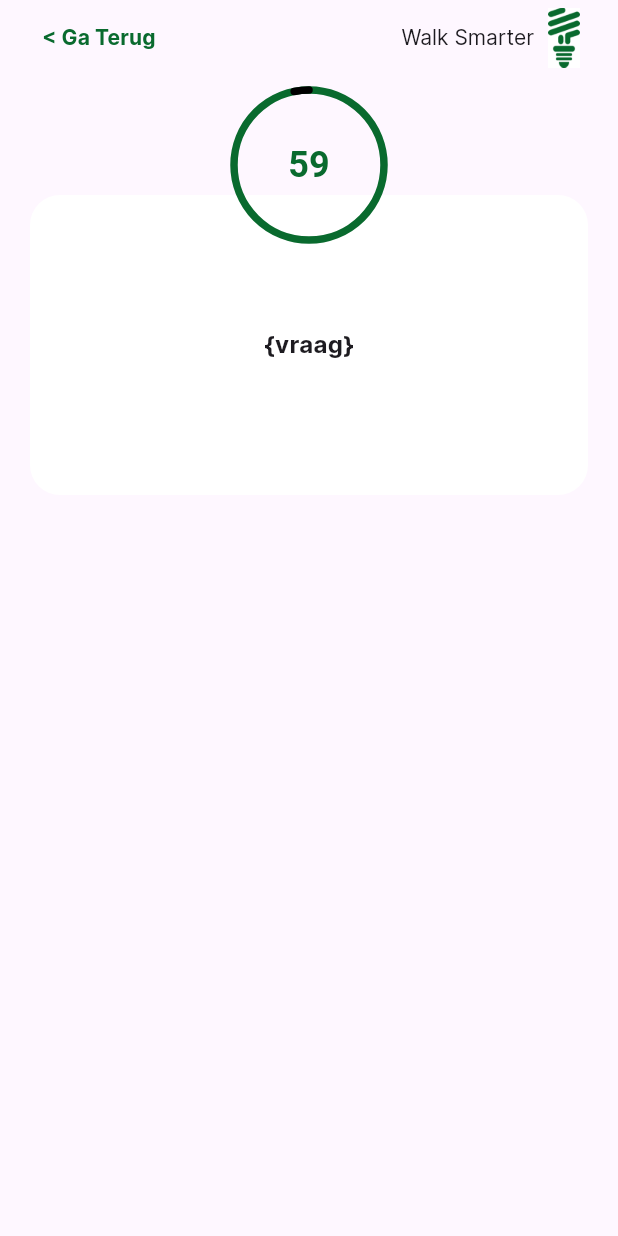
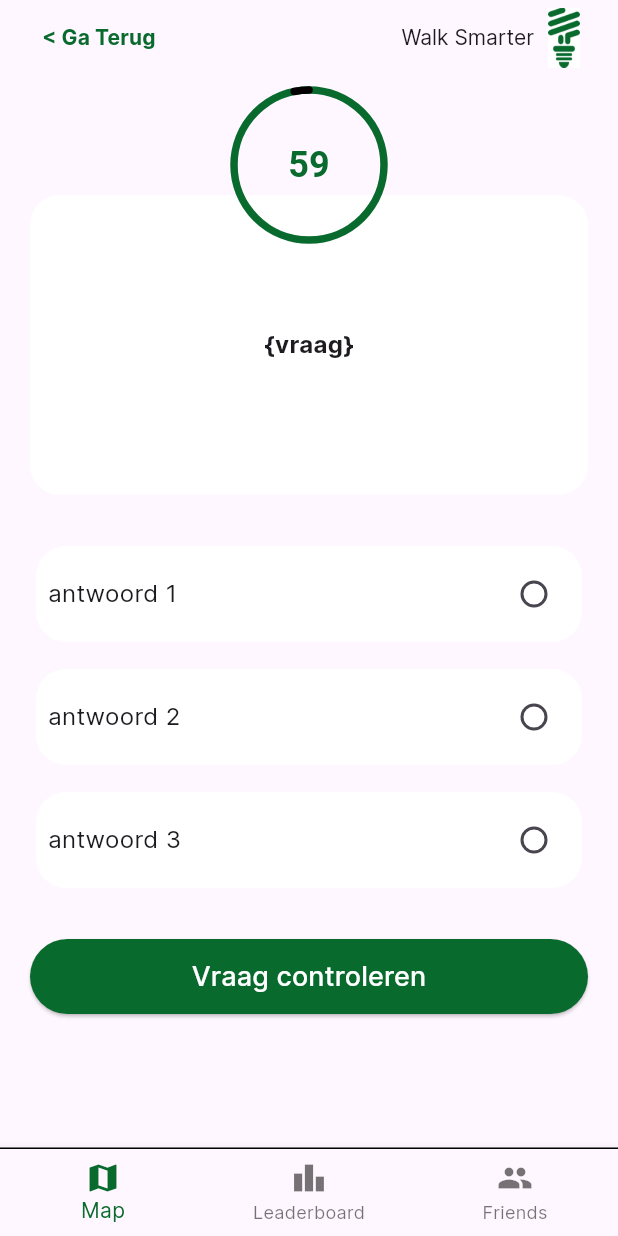
Before and after one commit to NHL-P4-INF1C/WalkSmarter, a Flutter app: the QuestionPage screen opened by its route, on a phone screen of 412 x 824 dp. Run offline on Flutter 3.47's test engine with Material 3 defaults, Android fonts, the phone set to English and light mode, and no system bars; our stand-ins replace pocketbase.

Commit message:
feat: finished the questionpage by adding answers, submit button and bottom nav bar

```diff
--- a/lib/questionpage.dart
+++ b/lib/questionpage.dart
@@ -1,7 +1,5 @@
 import 'package:flutter/material.dart';
 import 'dart:math' as math;
-
-import 'package:flutter/widgets.dart';
 
 class TimerPainter extends CustomPainter {
   final Animation<double> animation;
@@ -67,6 +65,7 @@ class QuestionPage extends StatefulWidget {
 class _QuestionPageState extends State<QuestionPage> with SingleTickerProviderStateMixin {
   late AnimationController _controller;
   int duration = 60;
+  int? _selectedOption;
 
   @override
   void initState() {
@@ -80,7 +79,7 @@ class _QuestionPageState extends State<QuestionPage> with SingleTickerProviderSt
 
     _controller.addStatusListener((status) {
       if (status == AnimationStatus.completed) {
-        // logica mist nog
+        // logica mist nog wanneer timer voorbij is
       }
     });
 
@@ -181,8 +180,85 @@ class _QuestionPageState extends State<QuestionPage> with SingleTickerProviderSt
                         ),
                       ],
                     ),
+                    SizedBox(height: 30),
+                    Column(
+                      children: List.generate(3, (index) {
+                        return Container(
+                          margin: EdgeInsets.only(bottom: 10),
+                          child: Stack(
+                            children: [
+                              Container(
+                                child: Row(
+                                  children: [
+                                    Expanded(
+                                      child: Container(
+                                        margin: EdgeInsets.all(4),
+                                        padding: EdgeInsets.all(8),
+                                        decoration: BoxDecoration(
+                                          color: _selectedOption == index
+                                              ? Color.fromARGB(155, 9, 106, 46)
+                                              : Colors.white,
+                                          borderRadius: BorderRadius.all(Radius.circular(20)),
+                                        ),
+                                        child: Row(
+                                          children: [
+                                            Expanded(
+                                              child: Text(
+                                                'antwoord ${index + 1}',
+                                                style: TextStyle(fontSize: 16),
+                                              ),
+                                            ),
+                                            Radio<int>(
+                                              value: index,
+                                              groupValue: _selectedOption,
+                                              onChanged: (int? value) {
+                                                setState(() {
+                                                  _selectedOption = value;
+                                                });
+                                              },
+                                            ),
+                                          ],
+                                        ),
+                                      ),
+                                    ),
+                                  ],
+                                ),
+                              ),
+                              if (_selectedOption == index)
+                                Positioned.fill(
+                                  child: Container(
+                                    margin: EdgeInsets.all(4),
+                                    decoration: BoxDecoration(
+                                      borderRadius: BorderRadius.all(Radius.circular(20)),
+                                      color: Color.fromARGB(0, 171, 209, 198),
+                                    ),
+                                  ),
+                                ),
+                            ],
+                          ),
+                        );
+                      }),
+                    ),
                     SizedBox(height: 20),
-
+                    Container(
+                      width: double.infinity,
+                      height: 50,
+                      child: ElevatedButton(
+                        onPressed: () {
+                          // logica om vraag te controleren mist nog
+                        },
+                        style: ButtonStyle(
+                          backgroundColor: WidgetStateProperty.all<Color>(const Color.fromARGB(255, 9, 106, 46)),
+                          foregroundColor: WidgetStateProperty.all<Color>(Colors.white),
+                        ),
+                        child: Text(
+                          'Vraag controleren',
+                          style: TextStyle(
+                            fontSize: 18,
+                          ),
+                        ),
+                      ),
+                    ),
                   ],
                 ),
               ),
@@ -190,7 +266,33 @@ class _QuestionPageState extends State<QuestionPage> with SingleTickerProviderSt
           ],
         ),
       ),
-      // bottom nav bar
+      bottomNavigationBar: BottomNavigationBar(
+        items: const <BottomNavigationBarItem>[
+          BottomNavigationBarItem(
+            icon: Icon(Icons.map),
+            label: 'Map',
+          ),
+          BottomNavigationBarItem(
+            icon: Icon(Icons.leaderboard),
+            label: 'Leaderboard',
+          ),
+          BottomNavigationBarItem(
+            icon: Icon(Icons.group),
+            label: 'Friends',
+          ),
+        ],
+
+        selectedItemColor: Color(int.parse('0xFF096A2E')),
+        onTap: (index) {
+        },
+      ),
+      bottomSheet: PreferredSize(
+        preferredSize: Size.fromHeight(1.0),
+        child: Container(
+          color: Colors.black,
+          height: 1.0,
+        ),
+      ),
     );
   }
 }
```
